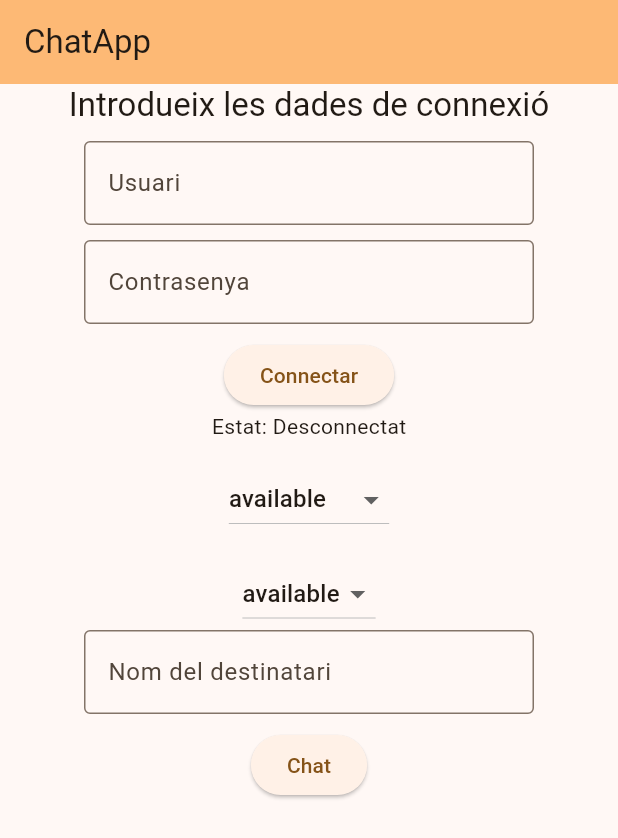
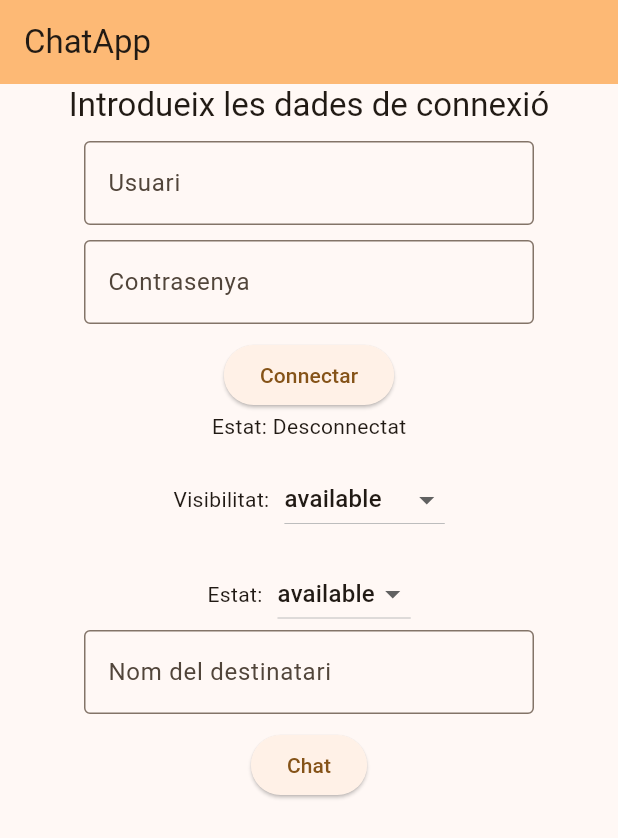
Before and after one commit to P41T0/projecte_comunicacio, a Flutter app: the screen it shows after launch, on a phone screen of 412 x 824 dp. Shown: the top 838 px of the screen. Run offline on Flutter 3.47's test engine with Material 3 defaults, Android fonts, the phone set to English and light mode, and no system bars; our stand-ins replace device_info_plus, permission_handler, shared_preferences; missing offline and left inert: usb_serial, xmpp_plugin.

```diff
--- a/lib/main.dart
+++ b/lib/main.dart
@@ -243,7 +243,9 @@ class _MyHomePageState extends State<MyHomePage>
         connect();
       } else {
         ScaffoldMessenger.of(context).showSnackBar(
-          SnackBar(content: Text("El nom d'usuari ha de contenir el caràcter '@'.")),
+          SnackBar(
+            content: Text("El nom d'usuari ha de contenir el caràcter '@'."),
+          ),
         );
       }
     }
@@ -342,11 +344,19 @@ class _MyHomePageState extends State<MyHomePage>
 
               Text("Estat: $connectionStatus"),
               SizedBox(height: 15),
+              Row(
+                mainAxisAlignment: MainAxisAlignment.center,
+                children: [
+                  Text("Visibilitat:"),
+                  SizedBox(width: 10,),
                   DropdownButton(
                     value: presenceType,
                     items:
                         presenceTypeItems.map((String items) {
-                      return DropdownMenuItem(value: items, child: Text(items));
+                          return DropdownMenuItem(
+                            value: items,
+                            child: Text(items),
+                          );
                         }).toList(),
                     onChanged: (val) {
                       setState(() {
@@ -355,7 +365,12 @@ class _MyHomePageState extends State<MyHomePage>
                       });
                     },
                   ),
+                ],
+              ),
               SizedBox(height: 15),
+              Row(mainAxisAlignment: MainAxisAlignment.center,
+              children: [Text("Estat:"),
+              SizedBox(width: 10,),
               DropdownButton(
                 value: presenceMode,
                 items:
@@ -368,7 +383,7 @@ class _MyHomePageState extends State<MyHomePage>
                     changePresenceType(presenceType, presenceMode);
                   });
                 },
-              ),
+              )]),
               SizedBox(
                 width: 300,
                 child: Column(
@@ -406,7 +421,9 @@ class _MyHomePageState extends State<MyHomePage>
                             xmpp: flutterXmpp,
                             presenceType: presenceType,
                             presenceMode: presenceMode,
-                            destinatari: _nomUsuariController.text, // Passa l'objecte XMPP
+                            destinatari:
+                                _nomUsuariController
+                                    .text, // Passa l'objecte XMPP
                           ),
                     ),
                   );
```
Lines whose indentation alone changed are shown as unchanged.
